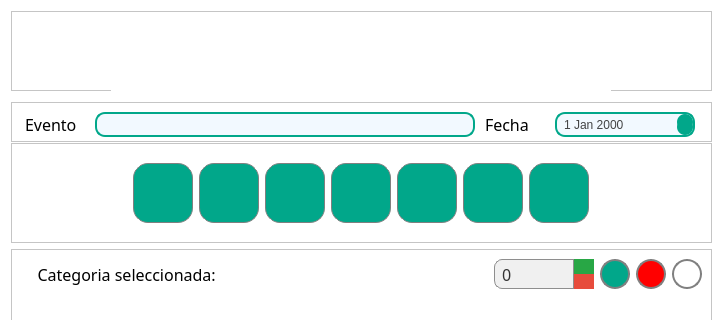
Qt form gui/modificar.ui (MariaFdezVertedor/ControlDeStock) before a commit; both pictures show x 0 to 723 and y 0 to 320 of the 723 by 497 pixel window.
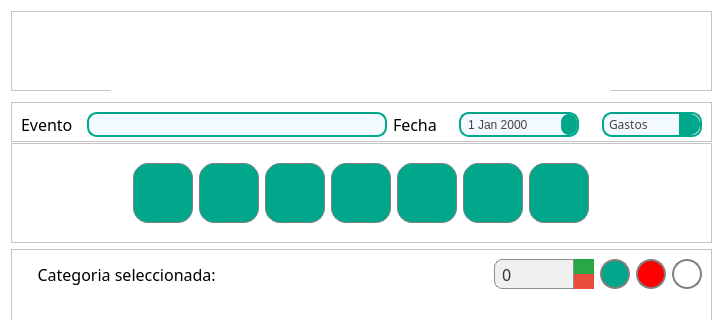
The same form after that commit. Icons and pictures are not drawn.

Commit message: Agregada comboBox gastos/compras

```diff
--- a/gui/modificar.ui
+++ b/gui/modificar.ui
@@ -124,13 +124,13 @@
        <widget class="QLineEdit" name="lineEvento">
         <property name="minimumSize">
          <size>
-          <width>380</width>
+          <width>300</width>
           <height>25</height>
          </size>
         </property>
         <property name="maximumSize">
          <size>
-          <width>380</width>
+          <width>300</width>
           <height>16777215</height>
          </size>
         </property>
@@ -175,13 +175,13 @@
        <widget class="QDateEdit" name="dateEdit">
         <property name="minimumSize">
          <size>
-          <width>140</width>
+          <width>120</width>
           <height>25</height>
          </size>
         </property>
         <property name="maximumSize">
          <size>
-          <width>140</width>
+          <width>120</width>
           <height>25</height>
          </size>
         </property>
@@ -248,6 +248,96 @@
         </property>
        </widget>
       </item>
+      <item>
+       <spacer name="horizontalSpacer">
+        <property name="orientation">
+         <enum>Qt::Horizontal</enum>
+        </property>
+        <property name="sizeHint" stdset="0">
+         <size>
+          <width>40</width>
+          <height>20</height>
+         </size>
+        </property>
+       </spacer>
+      </item>
+      <item>
+       <widget class="QComboBox" name="comboBox">
+        <property name="minimumSize">
+         <size>
+          <width>100</width>
+          <height>25</height>
+         </size>
+        </property>
+        <property name="maximumSize">
+         <size>
+          <width>100</width>
+          <height>25</height>
+         </size>
+        </property>
+        <property name="font">
+         <font>
+          <family>Questrial</family>
+          <pointsize>-1</pointsize>
+         </font>
+        </property>
+        <property name="styleSheet">
+         <string notr="true">QComboBox {
+    background-color: rgba(240, 248, 255, 0.9);  /* Fondo suave */
+    border: 2px solid rgba(1, 167, 138, 1);      /* Borde principal */
+    border-radius: 10px;                         /* Bordes redondeados */
+    padding: 5px;
+    color: rgba(34, 34, 34, 0.85);               /* Color del texto */
+    font-size: 12px;
+    font-family: &quot;Questrial&quot;;                    /* Fuente */
+}
+
+QComboBox::drop-down {
+    subcontrol-origin: padding;
+    subcontrol-position: top right;
+    width: 20px;
+    border-left: 1px solid rgba(1, 167, 138, 1);  /* Lado izquierdo del botón */
+    background-color: rgba(1, 167, 138, 1);      /* Fondo del botón */
+    border-top-right-radius: 10px;               /* Bordes redondeados del botón */
+    border-bottom-right-radius: 10px;
+}
+
+QComboBox::down-arrow {
+    image: url(:/icons/down_arrow.svg);          /* Reemplaza con una flecha SVG o PNG hacia abajo */
+    width: 10px;
+    height: 10px;
+}
+
+QComboBox:hover {
+    background-color: rgba(1, 167, 138, 0.1);     /* Fondo en hover */
+    border: 2px solid rgba(1, 167, 138, 0.8);     /* Borde en hover */
+}
+
+QComboBox:focus {
+    background-color: rgba(1, 167, 138, 0.2);     /* Fondo en focus */
+    border: 2px solid rgba(1, 167, 138, 1);       /* Borde en focus */
+    color: rgba(34, 34, 34, 1);
+}
+
+QComboBox:disabled {
+    background-color: rgba(240, 248, 255, 0.6);
+    color: rgba(150, 150, 150, 1);
+    border: 2px solid rgba(200, 200, 200, 0.8);
+}
+</string>
+        </property>
+        <item>
+         <property name="text">
+          <string>Gastos</string>
+         </property>
+        </item>
+        <item>
+         <property name="text">
+          <string>Compras</string>
+         </property>
+        </item>
+       </widget>
+      </item>
      </layout>
     </widget>
    </item>
```
The commit also changes 1 other file.
